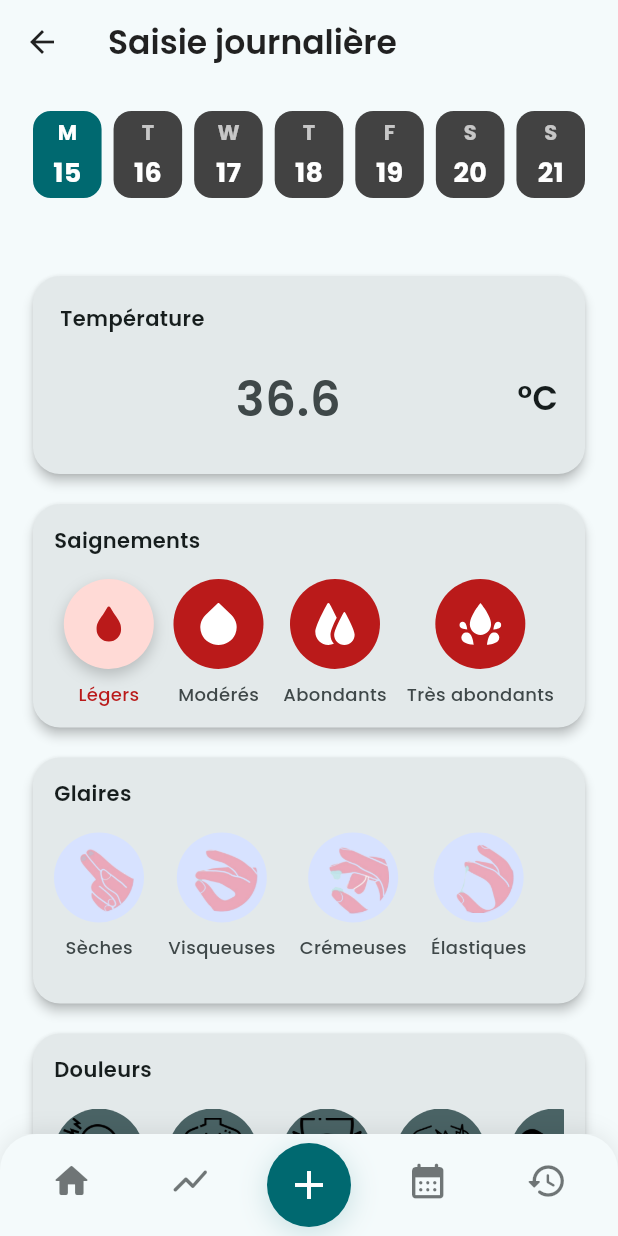
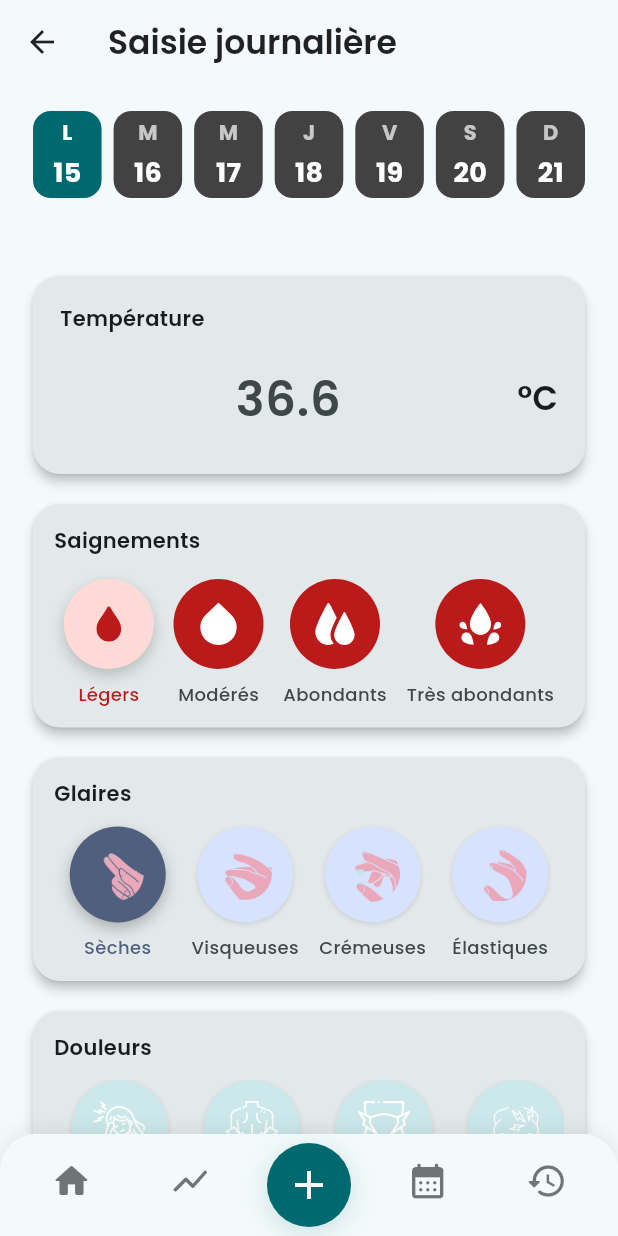
Before and after one commit to WilliamAGENEAU/cycles, a Flutter app: the screen it shows after launch, item 3 of the bottom bar chosen, after a tap on "Sèches", on a phone screen of 412 x 824 dp. Run offline on Flutter 3.47's test engine with Material 3 defaults, Android fonts, the phone set to English and light mode, and no system bars; drawn by our look-alikes of table_calendar; our stand-ins replace flutter_svg, google_fonts, shared_preferences.

Commit message:
UI saisie finit

```diff
--- a/lib/sections/saisie/saisie_page.dart
+++ b/lib/sections/saisie/saisie_page.dart
@@ -36,6 +36,9 @@ class _SaisiePageState extends State<SaisiePage> {
     Navigator.pushReplacementNamed(context, _routes[index]);
   }
 
+  List<String> _selectedGlaire = []; // single selection (0 ou 1 item)
+  List<String> _selectedDouleurs = []; // multi
+  List<String> _selectedHumeurs = []; // multi
   final TextEditingController _tempController = TextEditingController();
   final TextEditingController _notesController = TextEditingController();
   final StorageService _storage = StorageService();
@@ -173,16 +176,22 @@ class _SaisiePageState extends State<SaisiePage> {
                       "assets/images/stretchy.png",
                     ],
                     context: context,
-                    selected: [], // une seule valeur
-                    onChanged: (val) => print("Glaire sélectionnée: $val"),
+                    selected: _selectedGlaire, // IMPORTANT : state local
+                    onChanged: (val) {
+                      setState(() {
+                        _selectedGlaire =
+                            val; // val is a list with 0 or 1 element
+                      });
+                    },
                     singleSelection: true,
-                    activeColor: Theme.of(context).colorScheme.tertiary,
                     inactiveColor: Theme.of(
                       context,
                     ).colorScheme.tertiaryContainer,
-                    onColor: Theme.of(context).colorScheme.onTertiary,
+                    activeColor: Theme.of(context).colorScheme.tertiary,
                   ),
-                  SizedBox(height: 12),
+
+                  const SizedBox(height: 12),
+
                   iconOptionsCard(
                     title: "Douleurs",
                     labels: ["Tête", "Dos", "Ventre", "Poitrine", "Ovaires"],
@@ -194,17 +203,21 @@ class _SaisiePageState extends State<SaisiePage> {
                       "assets/images/uterus.png",
                     ],
                     context: context,
-                    selected: [],
-                    onChanged: (val) => print("Douleurs sélectionnées: $val"),
+                    selected: _selectedDouleurs,
+                    onChanged: (val) {
+                      setState(() {
+                        _selectedDouleurs = val; // multi-selection
+                      });
+                    },
                     singleSelection: false,
-
-                    inactiveColor: Theme.of(context).colorScheme.secondary,
-                    activeColor: Theme.of(
+                    inactiveColor: Theme.of(
                       context,
                     ).colorScheme.secondaryContainer,
-                    onColor: Theme.of(context).colorScheme.onSecondary,
+                    activeColor: Theme.of(context).colorScheme.secondary,
                   ),
-                  SizedBox(height: 12),
+
+                  const SizedBox(height: 12),
+
                   iconOptionsCard(
                     title: "Humeurs",
                     labels: ["Triste", "Neutre", "Heureuse", "Irritée"],
@@ -215,13 +228,19 @@ class _SaisiePageState extends State<SaisiePage> {
                       "assets/icons/irritated.svg",
                     ],
                     context: context,
-                    selected: [],
-                    onChanged: (val) => print("Douleurs sélectionnées: $val"),
+                    selected: _selectedHumeurs,
+                    onChanged: (val) {
+                      setState(() {
+                        _selectedHumeurs = val;
+                      });
+                    },
                     singleSelection: false,
-                    inactiveColor: Theme.of(context).colorScheme.primary,
-                    activeColor: Theme.of(context).colorScheme.primaryContainer,
-                    onColor: Theme.of(context).colorScheme.onPrimary,
+                    activeColor: Theme.of(context).colorScheme.primary,
+                    inactiveColor: Theme.of(
+                      context,
+                    ).colorScheme.primaryContainer,
                   ),
+
                   SizedBox(height: 18),
                 ],
               ),
--- a/lib/widgets/icon_option_card.dart
+++ b/lib/widgets/icon_option_card.dart
@@ -3,39 +3,183 @@
 import 'package:flutter/material.dart';
 import 'package:flutter_svg/flutter_svg.dart';
 
-/// Card générique pour options avec icônes SVG ou images
 Widget iconOptionsCard({
   required String title,
-  required List<String> labels, // Noms affichés sous les icônes
+  required List<String> labels, // noms sous les icônes
   required List<String> icons, // chemins des SVG ou PNG/JPG
   required BuildContext context,
-  required List<String> selected, // liste des options sélectionnées
+  required List<String>
+  selected, // liste des options sélectionnées (doit venir du parent)
   required void Function(List<String>) onChanged,
-  bool singleSelection =
-      false, // true = un seul choix (glaire), false = multi (douleurs/humeurs)
-  Color? activeColor, // couleur quand sélectionné
-  Color? inactiveColor, // couleur quand pas sélectionné
-  Color? onColor,
+  bool singleSelection = false, // glaire = true, autres = false
+  Color? activeColor,
+  Color? inactiveColor,
 }) {
   final colorScheme = Theme.of(context).colorScheme;
-  final active = activeColor ?? colorScheme.errorContainer;
-  final inactive = inactiveColor ?? colorScheme.surfaceContainerHighest;
 
-  Widget buildIcon(String path, bool isSelected, Color color) {
-    if (path.toLowerCase().endsWith('.svg')) {
-      return SvgPicture.asset(
+  // fallback couleurs
+  final Color active = activeColor ?? colorScheme.primaryContainer;
+  final Color inactive = inactiveColor ?? colorScheme.surfaceContainerHighest;
+
+  Widget buildIcon(String path, double size, Color? color) {
+    final isSvg = path.toLowerCase().endsWith('.svg');
+    if (isSvg) {
+      // si color == null -> on garde les couleurs originales du SVG
+      return color != null
+          ? SvgPicture.asset(
+              path,
+              width: size,
+              height: size,
+              colorFilter: ColorFilter.mode(color, BlendMode.srcIn),
+            )
+          : SvgPicture.asset(path, width: size, height: size);
+    } else {
+      // PNG/JPG : si color == null on n'applique pas de recolor, sinon on applique tint
+      return Image.asset(
         path,
-        width: 28,
-        height: 28,
-        colorFilter: ColorFilter.mode(color, BlendMode.srcIn),
+        width: size + 8,
+        height: size + 8,
+        fit: BoxFit.contain,
+        color: color, // si null, pas de recolor
+      );
+    }
+  }
+
+  Widget buildOption(int i) {
+    final bool isSelected = selected.contains(labels[i]);
+    final String lowTitle = title.toLowerCase();
+    final bool isHumor =
+        lowTitle.contains('humeur') || lowTitle.contains('humeurs');
+    final bool isPain =
+        lowTitle.contains('douleur') || lowTitle.contains('douleurs');
+    final bool isGlaire =
+        lowTitle.contains('glaire') || lowTitle.contains('glaires');
+
+    // Taille des icônes (humeurs un peu plus grandes)
+    final double iconSize = isHumor ? 36 : 28;
+
+    // Déterminer si on recolore l'icône ; glaires = NO recolor (null)
+    Color? iconColor;
+    if (isGlaire) {
+      iconColor = null; // ne pas recolorer les icônes des glaires
+    } else if (isPain || isHumor) {
+      // douleurs : inactive = blanc, active = noir
+      iconColor = isSelected ? Colors.black : Colors.white;
+    } else {
+      // fallback : recolor avec la logique active/inactiveTheme
+      iconColor = isSelected
+          ? colorScheme.onPrimary
+          : colorScheme.onSurfaceVariant;
+    }
+
+    // couleur du label (garder lisible selon icône recolor)
+    Color labelColor;
+    if (isGlaire) {
+      labelColor = isSelected ? activeColor! : colorScheme.onSurfaceVariant;
+    } else if (isPain) {
+      labelColor = isSelected ? activeColor! : colorScheme.onSurfaceVariant;
+    } else if (isHumor) {
+      labelColor = isSelected ? activeColor! : colorScheme.onSurfaceVariant;
+    } else {
+      labelColor = isSelected
+          ? colorScheme.onPrimary
+          : colorScheme.onSurfaceVariant;
+    }
+
+    return GestureDetector(
+      onTap: () {
+        if (singleSelection) {
+          if (isSelected) {
+            onChanged([]);
+          } else {
+            onChanged([labels[i]]);
+          }
+        } else {
+          final updated = List<String>.from(selected);
+          if (isSelected) {
+            updated.remove(labels[i]);
+          } else {
+            updated.add(labels[i]);
+          }
+          onChanged(updated);
+        }
+      },
+      child: Column(
+        mainAxisSize: MainAxisSize.min,
+        children: [
+          AnimatedContainer(
+            duration: const Duration(milliseconds: 220),
+            curve: Curves.easeOutCubic,
+            height: 64,
+            width: 64,
+            decoration: BoxDecoration(
+              shape: BoxShape.circle,
+              color: isSelected ? active : inactive,
+              boxShadow: isSelected
+                  ? [
+                      BoxShadow(
+                        color: colorScheme.shadow.withOpacity(0.25),
+                        blurRadius: 8,
+                        offset: const Offset(0, 4),
+                      ),
+                    ]
+                  : [
+                      BoxShadow(
+                        color: Colors.black12,
+                        blurRadius: 2,
+                        offset: const Offset(0, 1),
+                      ),
+                    ],
+            ),
+            child: Center(
+              child: buildIcon(
+                icons[i],
+                iconSize,
+                iconColor, // null => pas de recolor
+              ),
+            ),
+          ),
+          const SizedBox(height: 8),
+          SizedBox(
+            width: 72,
+            child: Text(
+              labels[i],
+              textAlign: TextAlign.center,
+              style: TextStyle(
+                fontSize: 12,
+                fontWeight: FontWeight.w500,
+                color: labelColor,
+              ),
+              maxLines: 2,
+              overflow: TextOverflow.ellipsis,
+            ),
+          ),
+        ],
+      ),
+    );
+  }
+
+  Widget buildContent() {
+    if (icons.length <= 4) {
+      // distribution homogène si <= 4 : on utilise Expanded pour répartir sur toute la largeur
+      return Row(
+        children: List.generate(icons.length, (i) {
+          return Expanded(child: Center(child: buildOption(i)));
+        }),
       );
     } else {
-      return Image.asset(
-        path,
-        width: 48,
-        height: 48,
-        color: null, // Pas de recoloration pour PNG/JPG
-        fit: BoxFit.contain,
+      // scroll horizontal si > 4
+      return SizedBox(
+        height: 100,
+        child: ListView.separated(
+          scrollDirection: Axis.horizontal,
+          padding: const EdgeInsets.symmetric(horizontal: 8),
+          itemCount: icons.length,
+          separatorBuilder: (_, _) => const SizedBox(width: 16),
+          itemBuilder: (context, i) {
+            return buildOption(i);
+          },
+        ),
       );
     }
   }
@@ -56,75 +200,8 @@ Widget iconOptionsCard({
               color: colorScheme.onSurface,
             ),
           ),
-          const SizedBox(height: 16),
-          SizedBox(
-            height: 100,
-            child: ListView.separated(
-              scrollDirection: Axis.horizontal,
-              itemCount: icons.length,
-              separatorBuilder: (_, _) => const SizedBox(width: 16),
-              itemBuilder: (context, i) {
-                final isSelected = selected.contains(labels[i]);
-                return GestureDetector(
-                  onTap: () {
-                    if (singleSelection) {
-                      onChanged([labels[i]]);
-                    } else {
-                      final updated = List<String>.from(selected);
-                      if (isSelected) {
-                        updated.remove(labels[i]);
-                      } else {
-                        updated.add(labels[i]);
-                      }
-                      onChanged(updated);
-                    }
-                  },
-                  child: Column(
-                    children: [
-                      AnimatedContainer(
-                        duration: const Duration(milliseconds: 220),
-                        height: 60,
-                        width: 60,
-                        decoration: BoxDecoration(
-                          shape: BoxShape.circle,
-                          color: isSelected ? active : inactive,
-                          boxShadow: isSelected
-                              ? [
-                                  BoxShadow(
-                                    color: colorScheme.shadow.withOpacity(0.2),
-                                    blurRadius: 8,
-                                    offset: const Offset(0, 4),
-                                  ),
-                                ]
-                              : [],
-                        ),
-                        child: Center(
-                          child: buildIcon(
-                            icons[i],
-                            isSelected,
-                            isSelected
-                                ? activeColor!
-                                : (onColor ?? colorScheme.onSurface),
-                          ),
-                        ),
-                      ),
-                      const SizedBox(height: 8),
-                      Text(
-                        labels[i],
-                        style: TextStyle(
-                          fontSize: 12,
-                          fontWeight: FontWeight.w500,
-                          color: isSelected
-                              ? activeColor!
-                              : colorScheme.onSurfaceVariant,
-                        ),
-                      ),
-                    ],
-                  ),
-                );
-              },
-            ),
-          ),
+          const SizedBox(height: 12),
+          buildContent(),
         ],
       ),
     ),
--- a/lib/widgets/saignement_card.dart
+++ b/lib/widgets/saignement_card.dart
@@ -4,7 +4,7 @@ import 'package:flutter/material.dart';
 import 'package:flutter_svg/flutter_svg.dart';
 
 Widget saignementCard({
-  required int bleeding,
+  required int bleeding, // -1 = rien sélectionné
   required void Function(int) onChanged,
   required BuildContext context,
 }) {
@@ -37,9 +37,16 @@ Widget saignementCard({
           Row(
             mainAxisAlignment: MainAxisAlignment.spaceAround,
             children: List.generate(4, (i) {
-              final selected = bleeding == i;
+              final bool selected = bleeding == i;
               return GestureDetector(
-                onTap: () => onChanged(i),
+                onTap: () {
+                  if (selected) {
+                    // si on reclique → désélection
+                    onChanged(-1);
+                  } else {
+                    onChanged(i);
+                  }
+                },
                 child: Column(
                   children: [
                     AnimatedContainer(
--- a/lib/widgets/week_picker.dart
+++ b/lib/widgets/week_picker.dart
@@ -36,6 +36,7 @@ class _WeekPickerState extends State<WeekPicker> {
     return SizedBox(
       height: 100, // 👈 empêche l'overflow
       child: TableCalendar(
+        locale: 'fr_FR',
         firstDay: DateTime.utc(2010, 1, 1),
         lastDay: DateTime.utc(2030, 12, 31),
         focusedDay: _focusedDay,
@@ -119,7 +120,9 @@ class _WeekPickerState extends State<WeekPicker> {
     required bool isToday,
     required bool isSelected,
   }) {
-    final String letter = DateFormat.E().format(day).substring(0, 1);
+    final String letter = DateFormat.E(
+      'fr_FR',
+    ).format(day).substring(0, 1).toUpperCase();
     final String number = day.day.toString();
 
     return Container(
```
